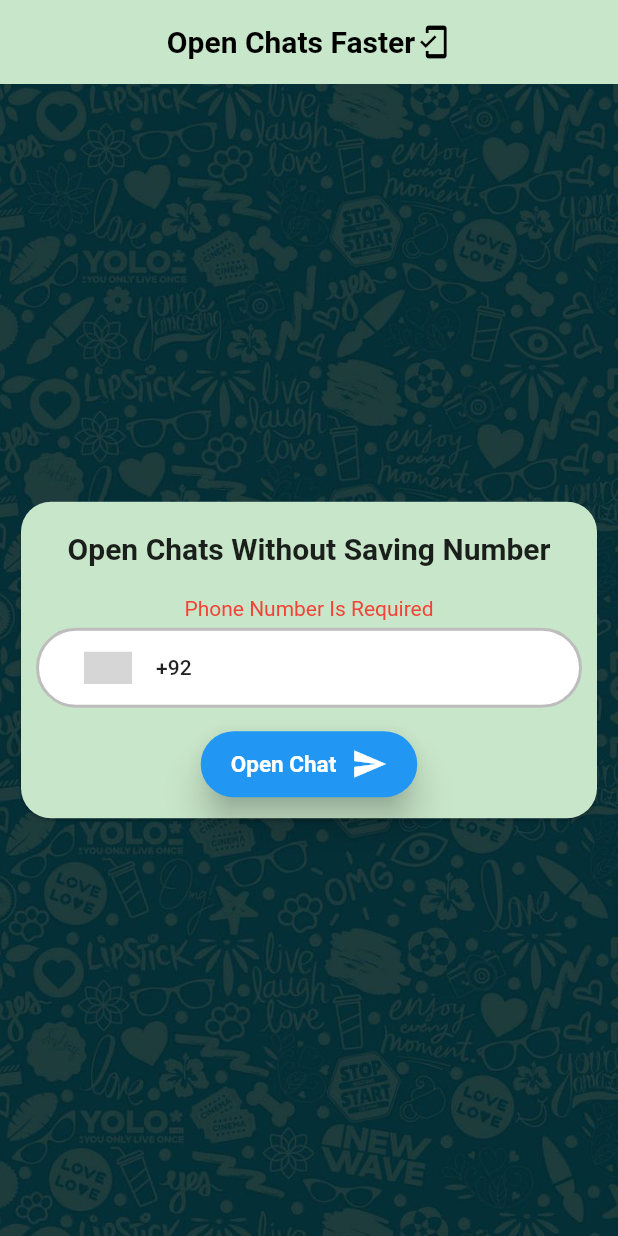
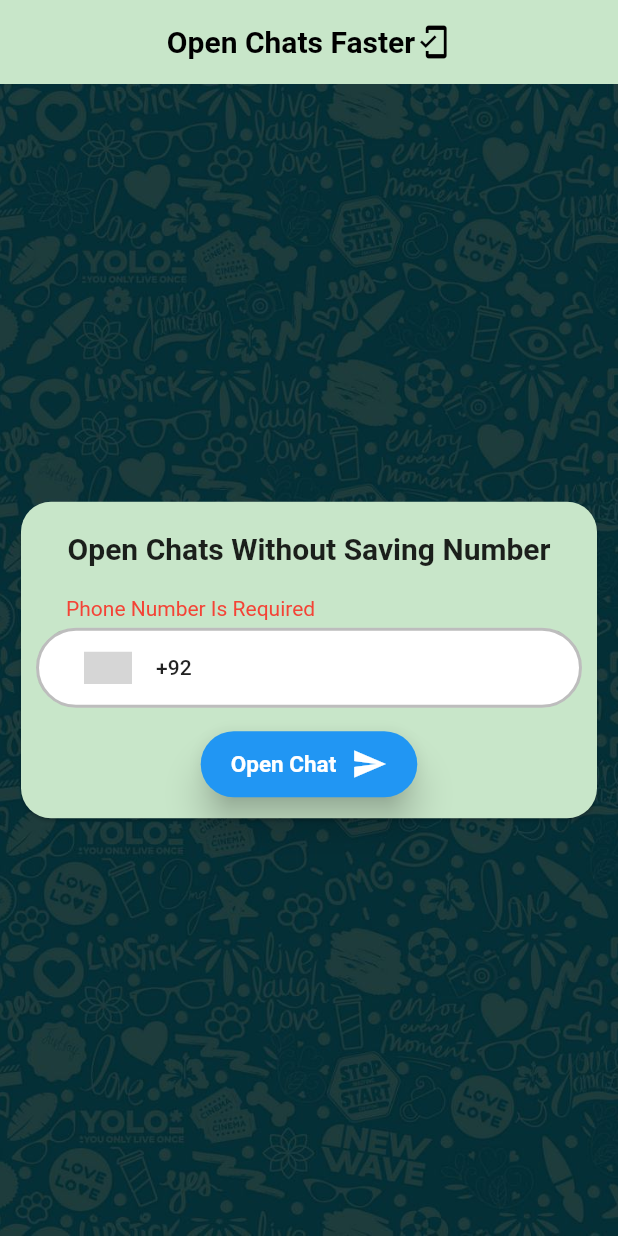
Before and after one commit to Suzefa/ClicktoChat_getx, a Flutter app: the screen it shows after launch, after a tap on "Open Chat", on a phone screen of 412 x 824 dp. Run offline on Flutter 3.47's test engine with Material 2 defaults, Android fonts, the phone set to English and light mode, and no system bars; drawn by our look-alikes of country_code_picker; our stand-ins replace get; grey boxes are pictures that could not be loaded.

Commit message:
Updated and add Status Screen 24-Apr-2022

```diff
--- a/lib/controllers/splash_screen_controller.dart
+++ b/lib/controllers/splash_screen_controller.dart
@@ -24,6 +24,7 @@ class SplashScreenController extends GetxController{
   }
 
   void onScreenTap(){
+    print("{{{{{{{{{{{{{{{{{{{{{{{{}}}}}}}}}}}}}}}}}}}}}}}}}}}");
     seconds.value=0;
   }
 
--- /dev/null
+++ b/lib/controllers/status_screen_controller.dart
@@ -0,0 +1,15 @@
+import 'dart:io';
+
+import 'package:get/get.dart';
+
+class StatusScreenController extends GetxController{
+
+  RxList<FileSystemEntity> dataInFolder=RxList<FileSystemEntity>();
+
+  void getDataFromDirectory(Directory directory){
+    directory.list().forEach((element) {
+
+    });
+  }
+
+}
--- a/lib/screens/home_screen.dart
+++ b/lib/screens/home_screen.dart
@@ -13,6 +13,7 @@ class HomeScreen extends GetView<HomeScreenController> {
   Widget build(BuildContext context) {
     return SafeArea(
       child: Scaffold(
+        extendBody: true,
         backgroundColor: Colors.transparent,
         appBar: AppBar(
           centerTitle: true,
@@ -37,7 +38,24 @@ class HomeScreen extends GetView<HomeScreenController> {
           onTap: controller.checkFocus,
           child: Stack(
             children: [
-              Container(
+              _backgroundImage(),
+              _foregroundWidget(),
+            ],
+          ),
+        ),
+      ),
+    );
+  }
+
+  Widget _customSizedBox({double? height, double? width}) {
+    return SizedBox(
+      height: height,
+      width: width,
+    );
+  }
+
+  Widget _backgroundImage() {
+    return Container(
       height: Get.height,
       width: Get.width,
       decoration: BoxDecoration(
@@ -47,44 +65,53 @@ class HomeScreen extends GetView<HomeScreenController> {
             colorFilter: ColorFilter.mode(
                 Colors.white.withOpacity(0.1), BlendMode.darken)),
       ),
-              ),
-              SizedBox(
+    );
+  }
+
+  Widget _foregroundWidget() {
+    return SizedBox(
       height: Get.height,
       width: Get.width,
       child: Column(
         mainAxisAlignment: MainAxisAlignment.center,
         children: [
-                    Padding(
+          _searchCard(),
+        ],
+      ),
+    );
+  }
+
+  Widget _searchCard(){
+    return Padding(
       padding: const EdgeInsets.all(10.0),
       child: Card(
         color: Colors.green.shade100,
         shape: RoundedRectangleBorder(
           borderRadius: BorderRadius.circular(20.0),
         ),
-                        child: Expanded(
+        child: SizedBox(
+          width: Get.width,
           child: Column(
             children: [
-                              const SizedBox(
-                                height: 20.0,
-                              ),
-                              const Center(
-                                child: Text(
+              _customSizedBox(height: 20.0),
+              const Text(
                 'Open Chats Without Saving Number',
                 style: TextStyle(
-                                      fontSize: 20.0,
-                                      fontWeight: FontWeight.bold),
+                    fontSize: 20.0, fontWeight: FontWeight.bold),
               ),
-                              ),
-                              const SizedBox(
-                                height: 20.0,
-                              ),
+              _customSizedBox(height: 20.0),
               Obx(
                     () => Visibility(
-                                  visible:
-                                      controller.fieldErrorMessage.isNotEmpty,
+                  visible: controller.fieldErrorMessage.isNotEmpty,
+                  child: Padding(
+                    padding: const EdgeInsets.only(left: 30.0),
+                    child: Align(
+                      alignment: Alignment.topLeft,
                       child: Text(
                         controller.fieldErrorMessage.value,
                         style: const TextStyle(color: Colors.red),
+                      ),
+                    ),
                   ),
                 ),
               ),
@@ -104,13 +131,12 @@ class HomeScreen extends GetView<HomeScreenController> {
                     keyboardType: TextInputType.number,
                     textInputAction: TextInputAction.done,
                     maxLength: controller.textFieldLength.value,
-                                    controller: controller
-                                        .phoneNumberTextEditingController,
+                    controller:
+                    controller.phoneNumberTextEditingController,
                     focusNode: controller.phoneFieldFocusNode,
                     decoration: InputDecoration(
                       contentPadding:
-                                          const EdgeInsets.symmetric(
-                                              vertical: 10.0),
+                      const EdgeInsets.symmetric(vertical: 10.0),
                       prefixIcon: CountryCodePicker(
                         showFlag: true,
                         initialSelection: 'PK',
@@ -124,20 +150,18 @@ class HomeScreen extends GetView<HomeScreenController> {
                       filled: true,
                       fillColor: Colors.white,
                       focusedBorder: const OutlineInputBorder(
-                                          borderRadius: BorderRadius.all(
-                                              Radius.circular(50)),
+                          borderRadius:
+                          BorderRadius.all(Radius.circular(50)),
                           borderSide: BorderSide(
-                                              width: 2.0,
-                                              color: Colors.blueGrey)),
+                              width: 2.0, color: Colors.blueGrey)),
                       enabledBorder: const OutlineInputBorder(
-                                          borderRadius: BorderRadius.all(
-                                              Radius.circular(50)),
+                          borderRadius:
+                          BorderRadius.all(Radius.circular(50)),
                           borderSide: BorderSide(
-                                              width: 2.0,
-                                              color: Colors.black26)),
+                              width: 2.0, color: Colors.black26)),
                       border: const OutlineInputBorder(
-                                        borderRadius: BorderRadius.all(
-                                            Radius.circular(50)),
+                        borderRadius:
+                        BorderRadius.all(Radius.circular(50)),
                       ),
                     ),
                   ),
@@ -184,14 +208,7 @@ class HomeScreen extends GetView<HomeScreenController> {
           ),
         ),
       ),
-                    ),
-                  ],
-                ),
-              ),
-            ],
-          ),
-        ),
-      ),
     );
   }
+
 }
--- a/lib/screens/splash_screen.dart
+++ b/lib/screens/splash_screen.dart
@@ -16,6 +16,7 @@ class SplashScreen extends GetView<SplashScreenController> {
         child: Center(
           child: Container(
             width: Get.width,
+            height: Get.height,
             padding: const EdgeInsets.symmetric(horizontal: 10.0),
             child: Image.asset(kLogoTransparentAddress,height: 400,width: 400,),
           ),
--- /dev/null
+++ b/lib/screens/status_screen.dart
@@ -0,0 +1,14 @@
+import 'package:click_to_chat/controllers/status_screen_controller.dart';
+import 'package:flutter/material.dart';
+import 'package:get/get.dart';
+
+class StatusScreen extends GetView<StatusScreenController> {
+  const StatusScreen({Key? key}) : super(key: key);
+
+  @override
+  Widget build(BuildContext context) {
+    return Scaffold(
+      body: Container(),
+    );
+  }
+}
--- a/lib/utils/application_constants.dart
+++ b/lib/utils/application_constants.dart
@@ -1,6 +1,7 @@
 
 const String kSplashScreenRoute ='/SplashScreen';
 const String kHomeScreenRoute ='/HomeScreen';
+const String kStatusScreenRoute='/StatusScreen';
 
 const String kBackgroundImageAddress='assets/logo/bg.jpg';
 const String kLogoAddress='assets/logo/app_logo.png';
--- a/lib/utils/page_routes.dart
+++ b/lib/utils/page_routes.dart
@@ -1,6 +1,7 @@
 
 import 'package:click_to_chat/screens/home_screen.dart';
 import 'package:click_to_chat/screens/splash_screen.dart';
+import 'package:click_to_chat/screens/status_screen.dart';
 import 'package:click_to_chat/utils/application_constants.dart';
 import 'package:click_to_chat/utils/screen_bindings.dart';
 import 'package:get/get.dart';
@@ -10,5 +11,6 @@ class PageRoutes{
   static List<GetPage> routeGenerator=<GetPage>[
     GetPage(name: kSplashScreenRoute, page:()=>const SplashScreen(),binding: ScreenBindings()),
     GetPage(name: kHomeScreenRoute, page:()=>const HomeScreen(),binding: ScreenBindings()),
+    GetPage(name: kStatusScreenRoute, page:()=>const StatusScreen(),binding: ScreenBindings()),
   ];
 }
--- a/lib/utils/screen_bindings.dart
+++ b/lib/utils/screen_bindings.dart
@@ -1,5 +1,6 @@
 import 'package:click_to_chat/controllers/home_screen_controller.dart';
 import 'package:click_to_chat/controllers/splash_screen_controller.dart';
+import 'package:click_to_chat/controllers/status_screen_controller.dart';
 import 'package:get/get.dart';
 
 class ScreenBindings implements Bindings{
@@ -8,6 +9,7 @@ class ScreenBindings implements Bindings{
     // TODO: implement dependencies
     Get.lazyPut<HomeScreenController>(() => HomeScreenController());
     Get.lazyPut<SplashScreenController>(() => SplashScreenController());
+    Get.lazyPut<StatusScreenController>(() => StatusScreenController());
   }
 
 }
```
Lines whose indentation alone changed are shown as unchanged.
